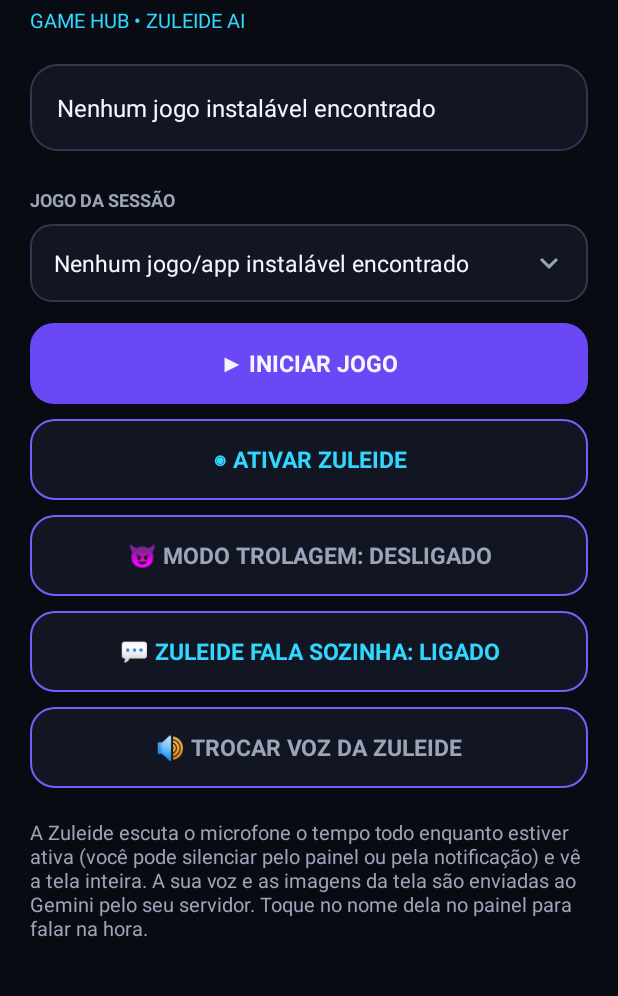
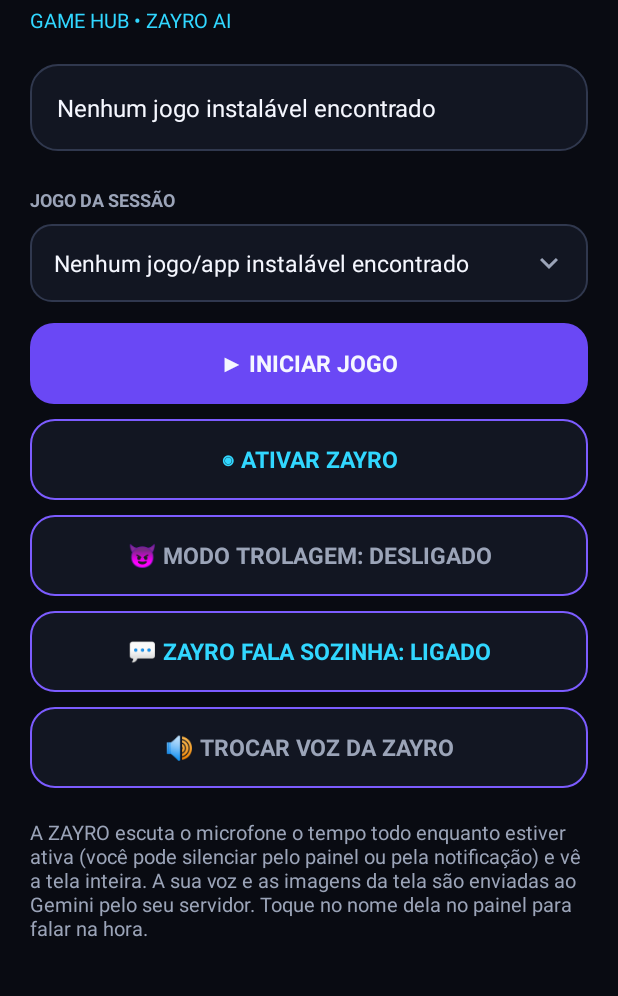
Before and after one commit to LucasMoraes023/Claudgame, an Android app: the screen it shows after launch (MainActivity), on a phone screen of 412 x 824 dp, the part 91-1087 px from its top. Run offline under Robolectric (Android 15) with nearby library versions, the phone set to English and light mode, and no system bars.

Commit message:
Rename assistant identity to ZAYRO

```diff
--- a/android/app/src/main/res/values/strings.xml
+++ b/android/app/src/main/res/values/strings.xml
@@ -2,17 +2,17 @@
 <resources>
     <string name="app_name">ClaudGame</string>
     <string name="hub_title">CLAUDGAME</string>
-    <string name="hub_subtitle">GAME HUB • ZULEIDE AI</string>
+    <string name="hub_subtitle">GAME HUB • ZAYRO AI</string>
     <string name="hub_ready">Pronto para jogar</string>
     <string name="hub_game_section">JOGO DA SESSÃO</string>
     <string name="hub_play">▶  INICIAR JOGO</string>
-    <string name="hub_ai_start">◉  ATIVAR ZULEIDE</string>
-    <string name="hub_ai_stop">■  ENCERRAR ZULEIDE</string>
+    <string name="hub_ai_start">◉  ATIVAR ZAYRO</string>
+    <string name="hub_ai_stop">■  ENCERRAR ZAYRO</string>
     <string name="hub_troll_off">😈  MODO TROLAGEM: DESLIGADO</string>
     <string name="hub_troll_on">😈  MODO TROLAGEM: ATIVADO</string>
-    <string name="hub_info">A Zuleide escuta o microfone o tempo todo enquanto estiver ativa (você pode silenciar pelo painel ou pela notificação) e vê a tela inteira. A sua voz e as imagens da tela são enviadas ao Gemini pelo seu servidor. Toque no nome dela no painel para falar na hora.</string>
+    <string name="hub_info">A ZAYRO escuta o microfone o tempo todo enquanto estiver ativa (você pode silenciar pelo painel ou pela notificação) e vê a tela inteira. A sua voz e as imagens da tela são enviadas ao Gemini pelo seu servidor. Toque no nome dela no painel para falar na hora.</string>
     <string name="hub_spinner_label">Jogo da sessão</string>
-    <string name="hub_proactive_on">💬  ZULEIDE FALA SOZINHA: LIGADO</string>
-    <string name="hub_proactive_off">💬  ZULEIDE FALA SOZINHA: DESLIGADO</string>
-    <string name="hub_voice">🔊  TROCAR VOZ DA ZULEIDE</string>
+    <string name="hub_proactive_on">💬  ZAYRO FALA SOZINHA: LIGADO</string>
+    <string name="hub_proactive_off">💬  ZAYRO FALA SOZINHA: DESLIGADO</string>
+    <string name="hub_voice">🔊  TROCAR VOZ DA ZAYRO</string>
 </resources>
```
